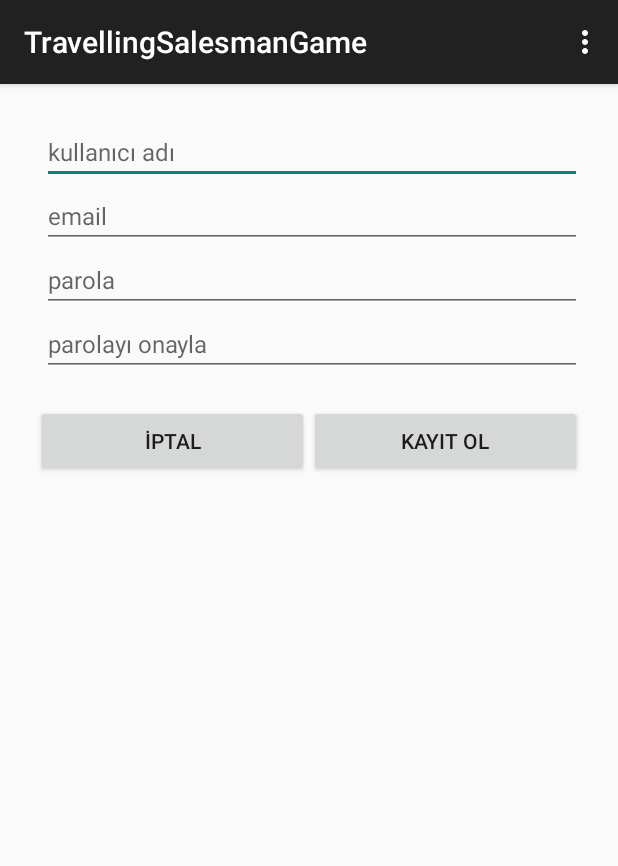
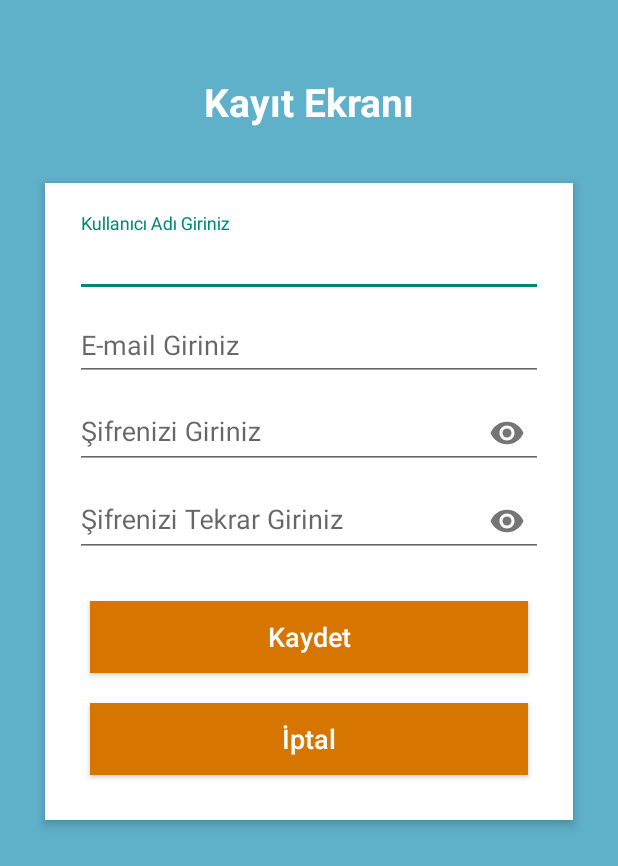
Before and after one commit to TSP-Game/TravellingSalesmanGame, an Android app: the RegisterActivity screen opened directly, with no data from a screen before it, on a phone screen of 412 x 824 dp. Shown: the top 866 px of the screen. Run offline under Robolectric (Android 15) with nearby library versions, the light colour scheme and no system bars; our stand-ins replace Firebase (no records; nobody signed in at launch, a user with empty details on screens opened directly).

Commit message:
update
Login ve Kayıt sayfası düzenlendi, Gereksiz değişkenler silindi.

```diff
--- a/TravellingSalesmanGame/app/src/main/res/layout/activity_register.xml
+++ b/TravellingSalesmanGame/app/src/main/res/layout/activity_register.xml
@@ -4,120 +4,102 @@
     xmlns:tools="http://schemas.android.com/tools"
     android:layout_width="match_parent"
     android:layout_height="match_parent"
+    xmlns:app="http://schemas.android.com/apk/res-auto"
+    android:background="#5fb0c9"
     android:orientation="vertical"
-    android:padding="24dp"
-    tools:context="com.travellingsalesmangame.Views.Login.RegisterActivity">
+    tools:context=".Views.Login.RegisterActivity"
+    android:theme="@style/Theme.AppCompat.DayNight.NoActionBar">
 
+    <TextView
+        android:id="@+id/login_title"
+        android:layout_width="match_parent"
+        android:layout_height="wrap_content"
+        android:layout_marginBottom="11dp"
+        android:layout_marginTop="50dp"
+        android:gravity="center_horizontal"
+        android:text="Kayıt Ekranı"
+        android:textColor="#fff"
+        android:textSize="26sp"
+        android:textStyle="bold" />
 
-    <LinearLayout
+    <RelativeLayout
         android:layout_width="match_parent"
-        android:layout_height="match_parent"
-        android:orientation="vertical">
-
+        android:layout_height="wrap_content"
+        android:layout_centerVertical="true"
+        android:layout_marginLeft="30dp"
+        android:layout_marginRight="30dp"
+        android:layout_marginTop="25dp"
+        android:background="#fff"
+        android:elevation="4dp"
+        android:orientation="vertical"
+        android:padding="20dp">
 
         <LinearLayout
             android:layout_width="match_parent"
             android:layout_height="wrap_content"
-            android:orientation="horizontal">
+            android:orientation="vertical">
 
-            <TextView
-                android:id="@+id/reg_userName_err"
-                android:text="@string/error"
-                android:textStyle="bold"
-                android:textColor="@android:color/holo_red_light"
-                android:visibility="invisible"
-                android:layout_width="wrap_content"
-                android:layout_height="wrap_content" />
+            <android.support.design.widget.TextInputLayout
+                android:layout_width="match_parent"
+                android:layout_height="wrap_content">
 
                 <EditText
-                android:layout_weight="1"
                     android:id="@+id/reg_userName"
-                android:text=""
-                android:textSize="16sp"
-                android:hint="@string/name"
-                android:inputType="textPersonName"
-                android:layout_width="0dp"
-                android:layout_height="wrap_content" />
-
-        </LinearLayout>
-
-        <LinearLayout
                     android:layout_width="match_parent"
                     android:layout_height="wrap_content"
-            android:orientation="horizontal">
+                    android:drawableTint="#FF4081"
+                    android:singleLine="true"
+                    android:hint="@string/name"
+                    android:inputType="text" />
+            </android.support.design.widget.TextInputLayout>
 
-            <TextView
-                android:id="@+id/reg_email_err"
-                android:text="@string/error"
-                android:textStyle="bold"
-                android:textColor="@android:color/holo_red_light"
-                android:visibility="invisible"
-                android:layout_width="wrap_content"
-                android:layout_height="wrap_content" />
+            <android.support.design.widget.TextInputLayout
+                android:layout_width="match_parent"
+                android:layout_height="wrap_content">
 
                 <EditText
-                android:layout_weight="1"
                     android:id="@+id/reg_email"
-                android:text=""
-                android:textSize="16sp"
-                android:hint="@string/email"
-                android:inputType="textEmailAddress"
-                android:layout_width="0dp"
-                android:layout_height="wrap_content" />
-
-        </LinearLayout>
-
-        <LinearLayout
                     android:layout_width="match_parent"
                     android:layout_height="wrap_content"
-            android:orientation="horizontal">
+                    android:layout_marginTop="16dp"
+                    android:singleLine="true"
+                    android:drawableTint="#FF4081"
+                    android:hint="@string/email"
+                    android:inputType="textEmailAddress"/>
+            </android.support.design.widget.TextInputLayout>
 
-            <TextView
-                android:id="@+id/reg_password_err"
-                android:text="@string/error"
-                android:textStyle="bold"
-                android:textColor="@android:color/holo_red_light"
-                android:visibility="invisible"
-                android:layout_width="wrap_content"
-                android:layout_height="wrap_content" />
+            <android.support.design.widget.TextInputLayout
+                android:layout_width="match_parent"
+                android:layout_height="wrap_content"
+                app:passwordToggleEnabled="true">
 
                 <EditText
-                android:layout_weight="1"
                     android:id="@+id/reg_password"
-                android:text=""
-                android:textSize="16sp"
-                android:hint="@string/password"
-                android:inputType="textPassword"
-                android:layout_width="0dp"
-                android:layout_height="wrap_content" />
-
-        </LinearLayout>
-
-        <LinearLayout
                     android:layout_width="match_parent"
                     android:layout_height="wrap_content"
-            android:orientation="horizontal">
+                    android:layout_marginTop="16dp"
+                    android:singleLine="true"
+                    android:drawableTint="#FF4081"
+                    android:hint="@string/password"
+                    android:inputType="textPassword"/>
+            </android.support.design.widget.TextInputLayout>
 
-            <TextView
-                android:id="@+id/reg_passwordConfirm_err"
-                android:text="@string/error"
-                android:textStyle="bold"
-                android:textColor="@android:color/holo_red_light"
-                android:visibility="invisible"
-                android:layout_width="wrap_content"
-                android:layout_height="wrap_content" />
+            <android.support.design.widget.TextInputLayout
+                android:layout_width="match_parent"
+                android:layout_height="wrap_content"
+                app:passwordToggleEnabled="true">
 
                 <EditText
-                android:layout_weight="1"
                     android:id="@+id/reg_passwordConfirm"
-                android:text=""
-                android:textSize="16sp"
-                android:hint="@string/confirm_password"
-                android:inputType="textPassword"
-                android:layout_width="0dp"
-                android:layout_height="wrap_content" />
+                    android:layout_width="match_parent"
+                    android:layout_height="wrap_content"
+                    android:layout_marginTop="16dp"
+                    android:singleLine="true"
+                    android:drawableTint="#FF4081"
+                    android:hint="@string/again_password"
+                    android:inputType="textPassword"/>
 
-        </LinearLayout>
+            </android.support.design.widget.TextInputLayout>
 
             <TextView
                 android:id="@+id/reg_error"
@@ -128,28 +110,27 @@
                 android:layout_width="match_parent"
                 android:layout_height="wrap_content" />
 
-        <LinearLayout
-            android:weightSum="2"
+            <Button
                 android:layout_width="match_parent"
                 android:layout_height="wrap_content"
-            android:orientation="horizontal">
-
+                android:layout_margin="10dp"
+                android:background="#d67601"
+                android:text="@string/reg_kaydet"
+                android:textAllCaps="false"
+                android:textColor="#fff"
+                android:textSize="18sp"
+                android:onClick="register_onclick"/>
             <Button
-                android:layout_weight="1"
-                android:text="@string/cancel"
+                android:layout_width="match_parent"
+                android:layout_height="wrap_content"
+                android:layout_margin="10dp"
+                android:background="#d67601"
+                android:text="@string/reg_iptal"
                 android:onClick="cancel_onclick"
-                android:layout_width="match_parent"
-                android:layout_height="wrap_content" />
-
-            <Button
-                android:layout_weight="1"
-                android:text="@string/Sign_up"
-                android:onClick="register_onclick"
-                android:layout_width="match_parent"
-                android:layout_height="wrap_content" />
+                android:textAllCaps="false"
+                android:textColor="#fff"
+                android:textSize="18sp"/>
+        </LinearLayout>
+    </RelativeLayout>
 
 </LinearLayout>
-
-    </LinearLayout>
-
-</LinearLayout>
--- a/TravellingSalesmanGame/app/src/main/res/values/strings.xml
+++ b/TravellingSalesmanGame/app/src/main/res/values/strings.xml
@@ -3,11 +3,12 @@
     <string name="app_title_name">Oyun</string>
 
     //about Login UI
-    <string name="email">email</string>
-    <string name="password">parola</string>
+    <string name="email">E-mail Giriniz</string>
+    <string name="password">Şifrenizi Giriniz</string>
+    <string name="again_password">Şifrenizi Tekrar Giriniz</string>
     <string name="login">Giriş Yap</string>
     <string name="register">Kayıt Ol!</string>
-    <string name="name">kullanıcı adı</string>
+    <string name="name">Kullanıcı Adı Giriniz</string>
     <string name="country">ülke</string>
     <string name="age">yaş</string>
     <string name="confirm_password">parolayı onayla</string>
@@ -19,12 +20,12 @@
     <!-- about errors -->
     <string name="error_no_password">Lütfen parolanızı giriniz!</string>
     <string name="error_invalid_email">Email geçersiz veya desteklenmiyor!</string>
-    <string name="error_invalid_password">Parola 6 ile 20 karakter arasında olmalıdır!</string>
+    <string name="error_invalid_password">Şifre 6 ile 20 karakter arasında olmalıdır!</string>
     <string name="error_invalid_username">Kullanıcı adı 6 ile 20 karakter olmalıdır!</string>
     <string name="error_unregistered_email">Kayıtlı olmayan email. Lütfen kayıt olunuz!</string>
     <string name="error_registered_email">Bu emaile ait bir hesap zaten mevcut!</string>
     <string name="error_wrong_password">Yanlış email veya parola!</string>
-    <string name="error_wrong_passwordConfirm">Parolalar uyuşmamaktadır. Lütfen kontrol ediniz!</string>
+    <string name="error_wrong_passwordConfirm">Parolalar uyuşmamaktadır!</string>
     <string name="error_database_read">Sunucu hatası. Veri alınamadı!!</string>
     <string name="error_network">Ağ hatası! İnternetinizi kontrol ediniz!</string>
     <string name="error">!</string>
@@ -35,4 +36,6 @@
     <string name="login_msg">Çıkış yapmak istediğinizden emin misiniz?</string>
     <string name="login_evet">Evet</string>
     <string name="login_hayir">Hayır</string>
+    <string name="reg_kaydet">Kaydet</string>
+    <string name="reg_iptal">İptal</string>
 </resources>
```
Also changed, not shown: TravellingSalesmanGame/app/src/main/AndroidManifest.xml (+5 -2 lines), TravellingSalesmanGame/app/src/main/java/com/travellingsalesmangame/Controllers/Game/ButtonSetter.java (+15 -4 lines), TravellingSalesmanGame/app/src/main/java/com/travellingsalesmangame/Views/Game/Master_layout.java (+8 -1 lines), TravellingSalesmanGame/app/src/main/java/com/travellingsalesmangame/Views/Login/LoginActivity.java (+24 -48 lines), TravellingSalesmanGame/app/src/main/java/com/travellingsalesmangame/Views/Login/RegisterActivity.java (+22 -35 lines), TravellingSalesmanGame/app/src/main/res/layout/activity_login.xml (+73 -80 lines). Lines whose indentation alone changed are shown as unchanged.
